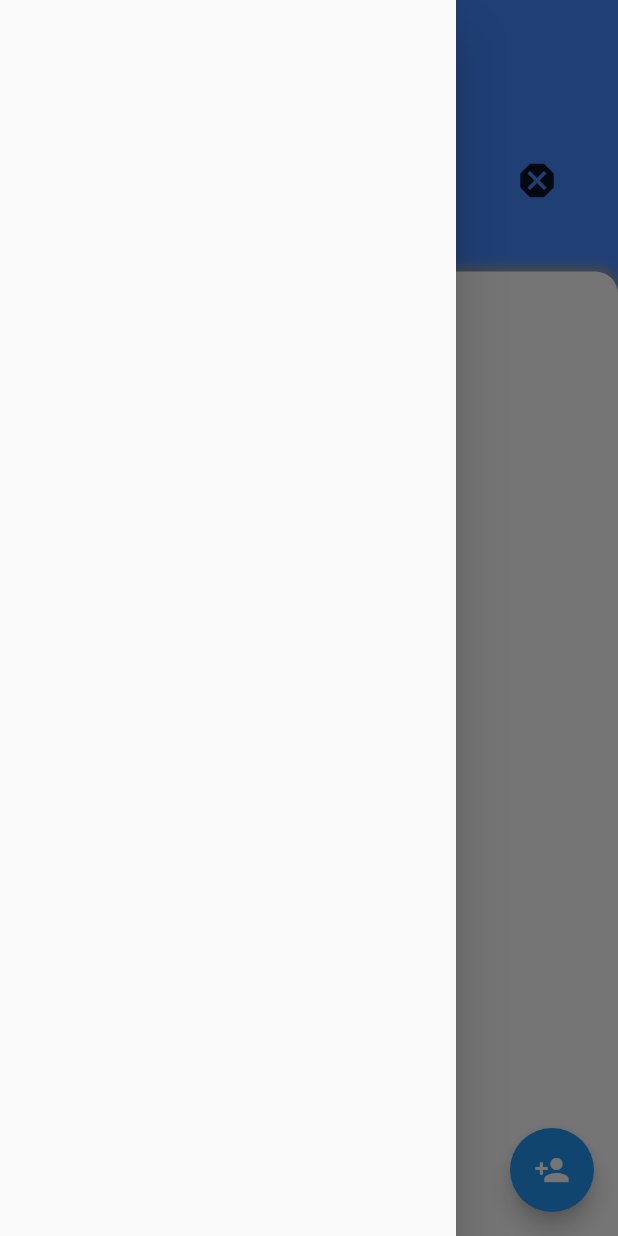
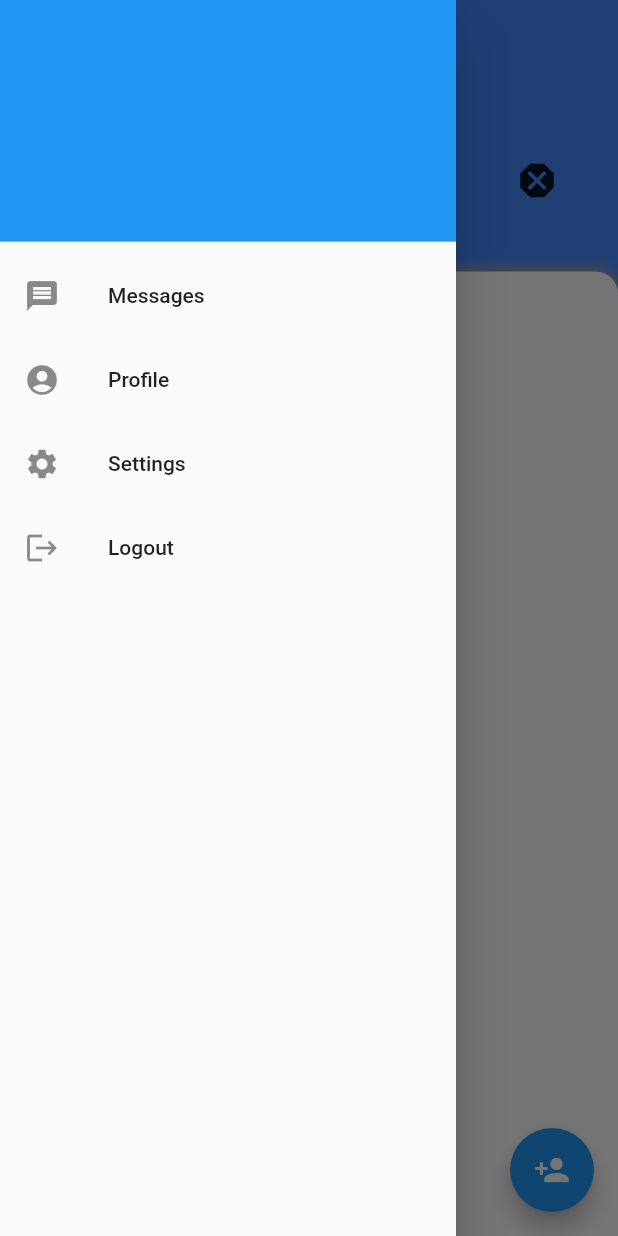
Before and after one commit to rdbhagat999/fluttergetxcontactapp, a Flutter app: the HomeScreen screen opened by its route, with the side drawer open, on a phone screen of 412 x 824 dp. Run offline on Flutter 3.47's test engine with Material 2 defaults, Android fonts, the phone set to English and light mode, and no system bars; drawn by our look-alikes of auto_size_text; our stand-ins replace animated_text_kit, cloud_firestore, firebase_auth, firebase_core, firebase_storage, flutter_slidable and 3 more; accounts and stored records are empty.

```diff
--- a/lib/views/add_contact_screen.dart
+++ b/lib/views/add_contact_screen.dart
@@ -234,6 +234,9 @@ class _AddContactScreenState extends State<AddContactScreen> {
                             ),
                           ),
                         ),
+                        SizedBox(
+                          height: 10.0,
+                        ),
                       ],
                     ),
                   ),
--- a/lib/views/home_screen.dart
+++ b/lib/views/home_screen.dart
@@ -33,7 +33,46 @@ class HomeScreen extends StatelessWidget with PrintLogMixin {
         },
         child: Icon(Icons.person_add),
       ),
-      drawer: Drawer(),
+      drawer: Drawer(
+        child: ListView(
+          padding: EdgeInsets.zero,
+          children: <Widget>[
+            DrawerHeader(
+              decoration: BoxDecoration(
+                color: Colors.blue,
+              ),
+              child: Obx(
+                () => AutoSizeTextWidget(
+                  text: "${_authCtrl?.user?.displayName ?? 'Guest'}",
+                  style: TextStyle(
+                    color: Colors.white,
+                    fontSize: 20,
+                  ),
+                ),
+              ),
+            ),
+            ListTile(
+              leading: Icon(Icons.message),
+              title: AutoSizeTextWidget(text: 'Messages'),
+            ),
+            ListTile(
+              leading: Icon(Icons.account_circle),
+              title: AutoSizeTextWidget(text: 'Profile'),
+            ),
+            ListTile(
+              leading: Icon(Icons.settings),
+              title: AutoSizeTextWidget(text: 'Settings'),
+            ),
+            ListTile(
+              leading: Icon(Icons.logout),
+              title: AutoSizeTextWidget(text: 'Logout'),
+              onTap: () {
+                _authCtrl.signOutUser();
+              },
+            ),
+          ],
+        ),
+      ),
       body: Column(
         children: [
           Container(
```
